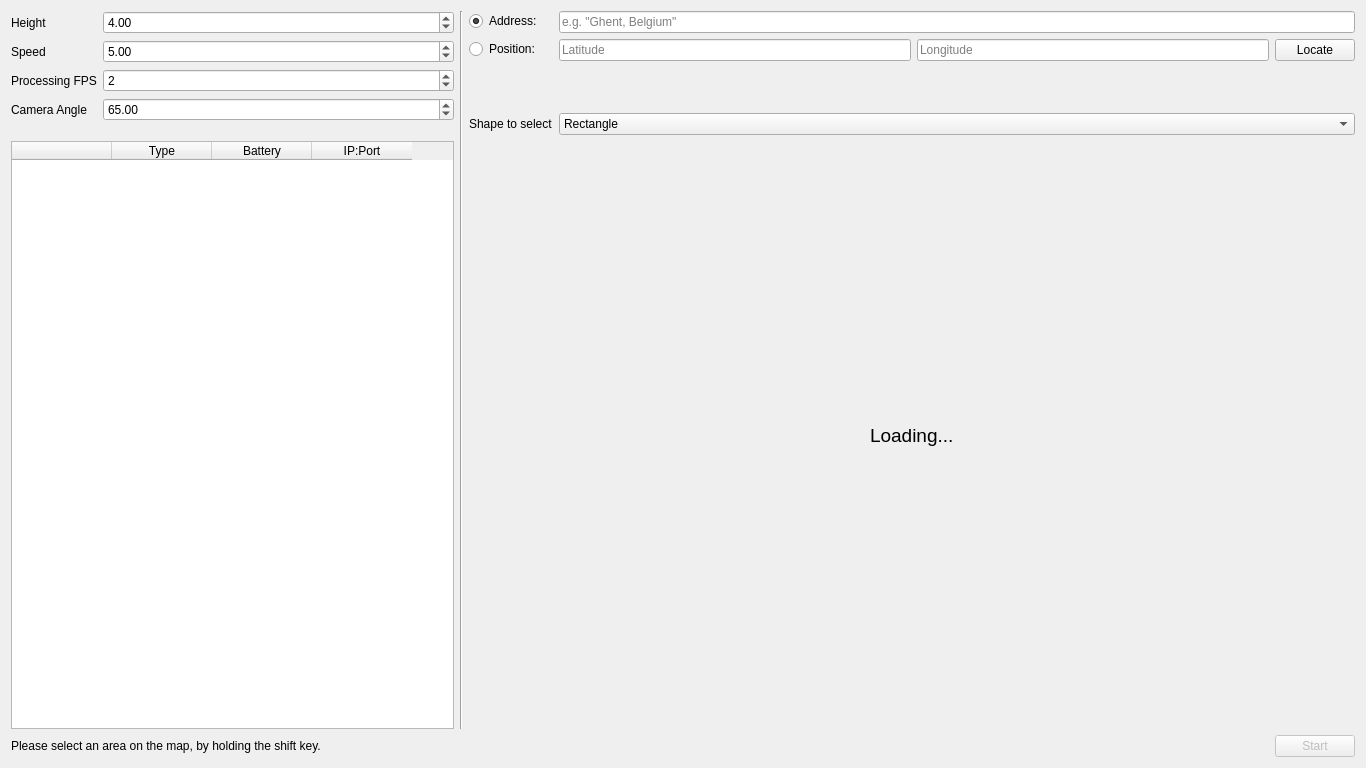
jspngh/shae-workstation, file src/ui/configwidget.ui: the form before one commit.
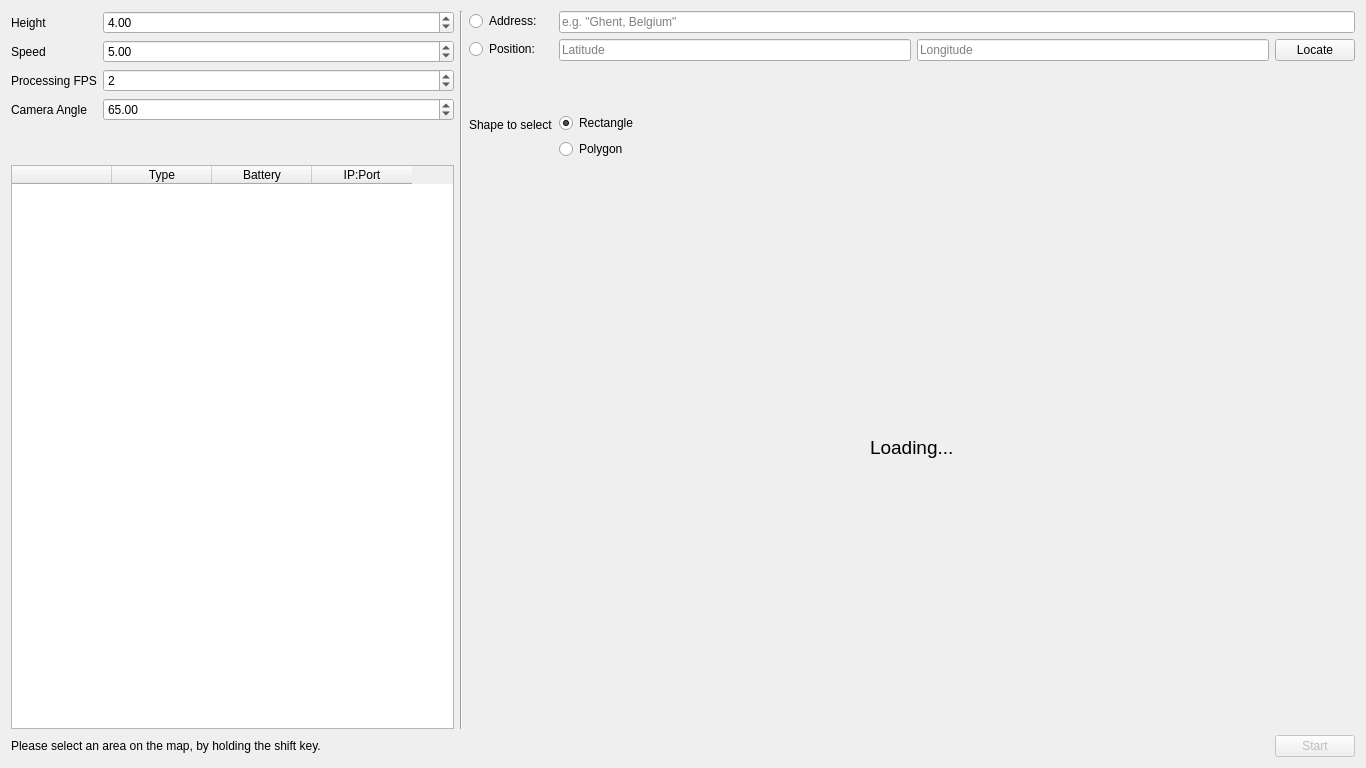
The form after the commit.

Commit message: Choosing polygon/square works

```diff
--- a/src/ui/configwidget.ui
+++ b/src/ui/configwidget.ui
@@ -81,18 +81,25 @@
         </widget>
        </item>
        <item row="4" column="1">
-        <widget class="QComboBox" name="shapeComboBox">
+        <layout class="QVBoxLayout" name="shapeForm">
          <item>
+           <widget class="QRadioButton" name="chooseSquareButton">
           <property name="text">
            <string>Rectangle</string>
           </property>
+           <property name="checked">
+            <bool>true</bool>
+           </property>
+          </widget>
          </item>
          <item>
+          <widget class="QRadioButton" name="choosePolygonButton">
           <property name="text">
            <string>Polygon</string>
           </property>
-         </item>
-        </widget>
+          </widget>
+         </item>
+        </layout>
        </item>
        <item row="3" column="0" colspan="2">
         <spacer name="verticalSpacer">
```
Lines whose indentation alone changed are shown as unchanged. The commit also changes 2 other files.
